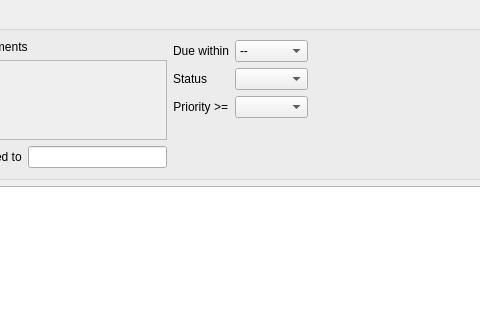
Qt form ui/fixViewer.ui (sashaouellet/Helix) before a commit; both pictures show x 370 to 850 and y 0 to 320 of the 994 by 715 pixel window.
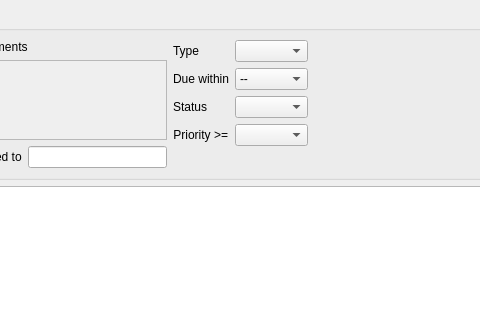
The same form after that commit.

Patch:
```diff
--- a/ui/fixViewer.ui
+++ b/ui/fixViewer.ui
@@ -108,7 +108,7 @@
         </item>
         <item>
          <layout class="QFormLayout" name="formLayout">
-          <item row="0" column="0">
+          <item row="1" column="0">
            <widget class="QLabel" name="label_2">
             <property name="text">
              <string>Due within</string>
@@ -118,7 +118,7 @@
             </property>
            </widget>
           </item>
-          <item row="0" column="1">
+          <item row="1" column="1">
            <widget class="QComboBox" name="CMB_due">
             <property name="frame">
              <bool>true</bool>
@@ -140,7 +140,7 @@
             </item>
            </widget>
           </item>
-          <item row="1" column="0">
+          <item row="2" column="0">
            <widget class="QLabel" name="label_4">
             <property name="text">
              <string>Status</string>
@@ -150,10 +150,10 @@
             </property>
            </widget>
           </item>
-          <item row="1" column="1">
+          <item row="2" column="1">
            <widget class="QComboBox" name="CMB_status"/>
           </item>
-          <item row="2" column="0">
+          <item row="3" column="0">
            <widget class="QLabel" name="label_3">
             <property name="text">
              <string>Priority &gt;=</string>
@@ -163,9 +163,19 @@
             </property>
            </widget>
           </item>
-          <item row="2" column="1">
+          <item row="3" column="1">
            <widget class="QComboBox" name="CMB_priority"/>
           </item>
+          <item row="0" column="0">
+           <widget class="QLabel" name="label_6">
+            <property name="text">
+             <string>Type</string>
+            </property>
+           </widget>
+          </item>
+          <item row="0" column="1">
+           <widget class="QComboBox" name="CMB_type"/>
+          </item>
          </layout>
         </item>
         <item>
```
Left out of the diff: 2 changed lines with no effect on the pictures.
